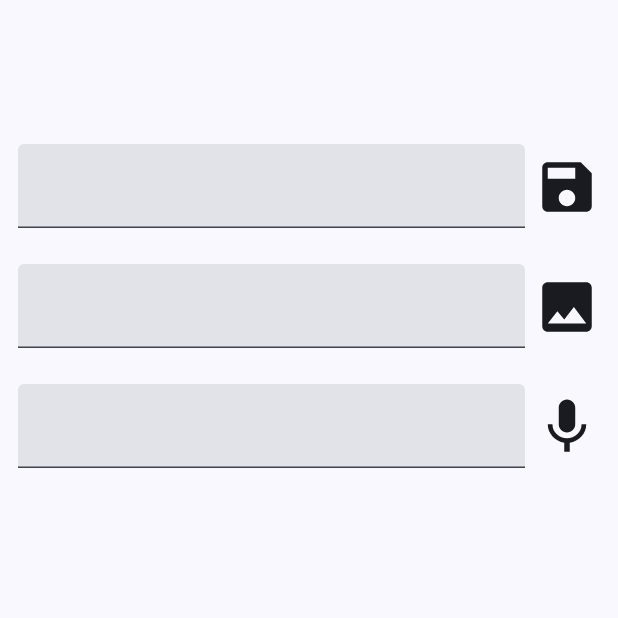
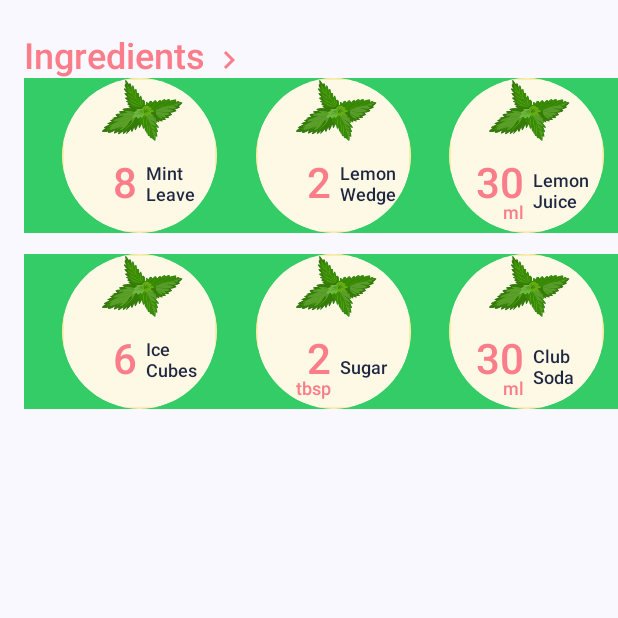
Before and after one commit to AnhQuocs/Jetpack-Compose-Basic, an Android app built with Jetpack Compose: the screen it shows after launch (MainActivity), on a phone screen of 412 x 824 dp, the top half of it. Run offline under Robolectric (Android 15) with nearby library versions, the phone set to English and light mode, and no system bars; our stand-ins replace constraintlayout-compose.

Commit message:
constraint layout

```diff
--- a/app/build.gradle.kts
+++ b/app/build.gradle.kts
@@ -50,6 +50,7 @@ dependencies {
     implementation(libs.androidx.ui.tooling.preview)
     implementation(libs.androidx.material3)
     implementation("androidx.compose.material:material-icons-extended:1.0.0")
+    implementation ("androidx.constraintlayout:constraintlayout-compose:1.0.1")
     testImplementation(libs.junit)
     androidTestImplementation(libs.androidx.junit)
     androidTestImplementation(libs.androidx.espresso.core)
--- a/app/src/main/java/com/example/syt/MainActivity.kt
+++ b/app/src/main/java/com/example/syt/MainActivity.kt
@@ -4,30 +4,44 @@ import android.os.Bundle
 import androidx.activity.ComponentActivity
 import androidx.activity.compose.setContent
 import androidx.activity.enableEdgeToEdge
+import androidx.annotation.DrawableRes
+import androidx.compose.foundation.BorderStroke
+import androidx.compose.foundation.Image
+import androidx.compose.foundation.background
+import androidx.compose.foundation.border
 import androidx.compose.foundation.layout.Column
 import androidx.compose.foundation.layout.Row
+import androidx.compose.foundation.layout.Spacer
 import androidx.compose.foundation.layout.fillMaxSize
+import androidx.compose.foundation.layout.fillMaxWidth
 import androidx.compose.foundation.layout.padding
 import androidx.compose.foundation.layout.size
+import androidx.compose.foundation.shape.CircleShape
+import androidx.compose.foundation.text2.input.rememberTextFieldState
 import androidx.compose.material.icons.Icons
-import androidx.compose.material.icons.filled.Mic
-import androidx.compose.material.icons.filled.Photo
-import androidx.compose.material.icons.filled.Save
+import androidx.compose.material.icons.automirrored.filled.KeyboardArrowRight
+import androidx.compose.material.icons.outlined.KeyboardDoubleArrowRight
 import androidx.compose.material3.Icon
 import androidx.compose.material3.MaterialTheme
-import androidx.compose.material3.OutlinedTextField
 import androidx.compose.material3.Surface
 import androidx.compose.material3.Text
-import androidx.compose.material3.TextField
 import androidx.compose.runtime.Composable
-import androidx.compose.runtime.getValue
-import androidx.compose.runtime.mutableStateOf
-import androidx.compose.runtime.remember
-import androidx.compose.runtime.setValue
-import androidx.compose.ui.Alignment
 import androidx.compose.ui.Modifier
+import androidx.compose.ui.draw.clip
+import androidx.compose.ui.draw.paint
+import androidx.compose.ui.graphics.Color
+import androidx.compose.ui.layout.ContentScale
+import androidx.compose.ui.platform.LocalConfiguration
+import androidx.compose.ui.res.painterResource
+import androidx.compose.ui.text.TextStyle
+import androidx.compose.ui.text.font.FontWeight
+import androidx.compose.ui.text.style.TextAlign
 import androidx.compose.ui.tooling.preview.Preview
 import androidx.compose.ui.unit.dp
+import androidx.compose.ui.unit.sp
+import androidx.constraintlayout.compose.ChainStyle
+import androidx.constraintlayout.compose.ConstraintLayout
+import androidx.constraintlayout.compose.Dimension
 import com.example.syt.ui.theme.SYTTheme
 
 class MainActivity : ComponentActivity() {
@@ -49,125 +63,218 @@ class MainActivity : ComponentActivity() {
 
 @Composable
 fun HomeScreenApp() {
-//    var email by remember { mutableStateOf("") }
-//    var password by remember { mutableStateOf("") }
+        Column (modifier = Modifier.fillMaxSize()) {
+            Spacer(modifier = Modifier.padding(top = 24.dp))
+            Ingredients()
+            Spacer(modifier = Modifier.padding(top = 12.dp))
+        }
+}
 
-//    Box(modifier = Modifier.fillMaxSize()) {
-//        Image(
-//            painter = painterResource(id = R.drawable.picwhite),
-//            contentDescription = "",
-//            modifier = Modifier.fillMaxSize(),
-//            contentScale = ContentScale.Crop
-//        )
-//    }
+@Composable
+fun Ingredients(modifier: Modifier = Modifier) {
+    ConstraintLayout {
 
-    Column(
-        modifier = Modifier.padding(12.dp, 96.dp, 12.dp, 24.dp),
-        horizontalAlignment = Alignment.CenterHorizontally
-    ) {
-        Row (verticalAlignment = Alignment.CenterVertically) {
-            TextField(value = "", onValueChange = {}, modifier = Modifier.weight(1f))
-            Icon(Icons.Default.Save, contentDescription = "Save", Modifier.size(50.dp).padding(start = 6.dp))
+        val configuration = LocalConfiguration.current
+        val sreenWidth = configuration.screenWidthDp
+        val itemWidth = (sreenWidth * 0.25).dp
+
+        val (tvIngredients, imgArrow) = createRefs()
+
+        Text("Ingredients", style = TextStyle(
+            fontWeight = FontWeight.SemiBold,
+            fontSize = 24.sp,
+            lineHeight = 14.sp,
+            color = Color(0xFFFB7D8A)
+        ),
+            modifier = Modifier.constrainAs(tvIngredients) {
+                top.linkTo(parent.top)
+                start.linkTo(parent.start, margin = 16.dp)
+            }
+        )
+
+        Icon(
+            imageVector = Icons.AutoMirrored.Filled.KeyboardArrowRight,
+            contentDescription = "",
+            tint = Color(0xFFFB7D8A),
+            modifier = Modifier.size(24.dp).constrainAs(imgArrow) {
+                start.linkTo(tvIngredients.end, margin = 4.dp)
+                bottom.linkTo(tvIngredients.bottom)
+            }
+        )
+
+        val(lineOne, lineTwo) = createRefs()
+
+        ConstraintLayout(modifier = Modifier.fillMaxWidth().constrainAs(lineOne){
+            start.linkTo(tvIngredients.start)
+            top.linkTo(tvIngredients.bottom)
+        }.background(color = Color(0xFF33CC66))) {
+
+            val(e1, e2, e3) = createRefs()
+            val lineOneChain = createHorizontalChain(e1, e2, e3, chainStyle = ChainStyle.Spread)
+
+            Ingredient(
+                icon = R.drawable.leaf,
+                value = 8,
+                unit = null,
+                name = "Mint Leaves",
+                modifier = Modifier
+                    .size(itemWidth)
+                    .constrainAs(e1) {lineOneChain}
+            )
+            Ingredient(
+                icon = R.drawable.leaf,
+                value = 2,
+                unit = null,
+                name = "Lemon Wedges",
+                modifier = Modifier
+                    .size(itemWidth)
+                    .constrainAs(e2) {lineOneChain}
+            )
+            Ingredient(
+                icon = R.drawable.leaf,
+                value = 30,
+                unit = "ml",
+                name = "Lemon Juice",
+                modifier = Modifier
+                    .size(itemWidth)
+                    .constrainAs(e3) {lineOneChain}
+            )
+
         }
-        Row(verticalAlignment = Alignment.CenterVertically, modifier = Modifier.padding(top = 24.dp, bottom = 24.dp)) {
-            TextField(value = "", onValueChange = {}, modifier = Modifier.weight(1f))
-            Icon(Icons.Default.Photo, contentDescription = "", Modifier.size(50.dp).padding(start = 6.dp))
-        }
-        Row(verticalAlignment = Alignment.CenterVertically) {
-            TextField(value = "", onValueChange = {}, modifier = Modifier.weight(1f))
-            Icon(Icons.Default.Mic, contentDescription = "", Modifier.size(50.dp).padding(start = 6.dp))
+
+        ConstraintLayout(modifier = Modifier
+            .fillMaxWidth()
+            .constrainAs(lineTwo){
+            start.linkTo(tvIngredients.start)
+            top.linkTo(lineOne.bottom, margin = 14.dp)
+        }.background(color = Color(0xFF33CC66))) {
+
+            val(e1, e2, e3) = createRefs()
+            val lineOneChain = createHorizontalChain(e1, e2, e3, chainStyle = ChainStyle.Spread)
+
+            Ingredient(
+                icon = R.drawable.leaf,
+                value = 6,
+                unit = null,
+                name = "Ice Cubes",
+                modifier = Modifier
+                    .size(itemWidth)
+                    .constrainAs(e1) {lineOneChain}
+            )
+            Ingredient(
+                icon = R.drawable.leaf,
+                value = 2,
+                unit = "tbsp",
+                name = "Sugar",
+                modifier = Modifier
+                    .size(itemWidth)
+                    .constrainAs(e2) {lineOneChain}
+            )
+            Ingredient(
+                icon = R.drawable.leaf,
+                value = 30,
+                unit = "ml",
+                name = "Club Soda",
+                modifier = Modifier
+                    .size(itemWidth)
+                    .constrainAs(e3) {lineOneChain}
+            )
+
         }
     }
 }
 
-//@Composable
-//fun EmailTextField(email : String, onMailChange : (String) -> Unit) {
-//    Column () {
-//        Text(
-//            "Email Address",
-//            fontSize = 18.sp,
-//            modifier = Modifier
-//                .align(Alignment.Start)
-//                .padding(start = 4.dp, top = 36.dp)
-//        )
-//
-//        OutlinedTextField(
-//            value = email,
-//            onValueChange = onMailChange,
-//            label = {Text("Email Address", color = Color.Gray)},
-//            leadingIcon = {
-//                Icon(
-//                    Icons.Default.Email,
-//                    contentDescription = "",
-//                    tint = Color(0xFF33CC66)
-//                )
-//            },
-//            modifier = Modifier.fillMaxWidth(),
-//            shape = MaterialTheme.shapes.medium
-//        )
-//    }
-//}
-//
-//
-//@Composable
-//fun PasswordTextField(password : String, onPasswordChange : (String)  -> Unit) {
-//    var isShowPassword by remember {
-//        mutableStateOf(false)
-//    }
-//    Column () {
-//        Text(
-//            "Password",
-//            fontSize = 18.sp,
-//            modifier = Modifier
-//                .align(Alignment.Start)
-//                .padding(start = 4.dp)
-//        )
-//        OutlinedTextField(
-//            value = password,
-//            onValueChange = onPasswordChange,
-//            label = {Text("Password", color = Color.Gray)},
-//            leadingIcon = {
-//                Icon(
-//                    Icons.Default.Lock,
-//                    contentDescription = "",
-//                    tint = Color(0xFF33CC66)
-//                )
-//            },
-//            trailingIcon = {
-//                IconButton(
-//                    onClick = {
-//                        isShowPassword = !isShowPassword
-//                    }
-//                ) {
-//                    Icon(
-//                        if(isShowPassword) Icons.Filled.VisibilityOff else Icons.Filled.Visibility,
-//                        contentDescription = "",
-//                        tint = Color(0xFF33CC66)
-//                    )
-//                }
-//            },
-//            modifier = Modifier.fillMaxWidth(),
-//            shape = MaterialTheme.shapes.medium,
-//            visualTransformation = if(isShowPassword) VisualTransformation.None else PasswordVisualTransformation()
-//        )
-//    }
-//
-//}
-//
-//@Composable
-//fun LoginButton() {
-//    Button(
-//        onClick = {},
-//        colors = ButtonDefaults.buttonColors(
-//            containerColor = Color(0xFF33CC66)
-//        ),
-//        modifier = Modifier
-//            .fillMaxWidth()
-//            .height(50.dp)
-//    ) {
-//        Text("Login", fontSize = 22.sp, textAlign = TextAlign.Center)
-//    }
-//}
+@Composable
+fun Ingredient(
+    @DrawableRes icon: Int,
+    value: Int,
+    unit: String?,
+    name: String,
+    modifier: Modifier = Modifier
+) {
+
+    val backgroundColor = Color(0xFFFEF9E4)
+    val borderColor = Color(0xFFFBE897).copy(alpha = 0.7f)
+
+    ConstraintLayout(
+        modifier = modifier
+            .clip(CircleShape)
+            .background(color = backgroundColor, shape = CircleShape)
+            .border(BorderStroke(width = 1.dp, color = borderColor))
+    ) {
+        val horizontalGuideLine = createGuidelineFromTop(0.5f)
+
+        val imgIcon = createRef()
+        Image(painter = painterResource(id = icon), contentDescription = null, modifier = Modifier.constrainAs(imgIcon){
+            top.linkTo(parent.top)
+            start.linkTo(parent.start)
+            end.linkTo(parent.end)
+            bottom.linkTo(horizontalGuideLine)
+            height = Dimension.fillToConstraints
+        },
+            contentScale = ContentScale.FillHeight
+        )
+
+        val (tvValue, tvUnit, tvName) = createRefs()
+
+        val verticalGuideLine = createGuidelineFromStart(0.5f)
+        val valueTextColor = Color(0xFFFB7D8A)
+
+        Text(text = value.toString(), style = TextStyle(
+            fontWeight = FontWeight.SemiBold,
+            fontSize = 28.sp,
+            lineHeight = 14.sp,
+            color = valueTextColor
+        ),
+            modifier = Modifier.constrainAs(tvValue) {
+                top.linkTo(horizontalGuideLine, margin = 2.dp)
+                end.linkTo(verticalGuideLine, margin = 2.dp)
+            }
+        )
+
+        unit?.let {
+            Text(text = unit, style = TextStyle(
+                fontWeight = FontWeight.SemiBold,
+                fontSize = 12.sp,
+                lineHeight = 14.sp,
+                color = valueTextColor
+            ),
+                modifier = Modifier.constrainAs(tvUnit) {
+                    top.linkTo(tvValue.bottom, margin = -4.dp)
+                    end.linkTo(tvValue.end)
+                }
+            )
+        }
+
+        val bottomBarrier = createBottomBarrier(tvValue, tvUnit)
+        val endGuideLine10 = createGuidelineFromEnd(0.1f)
+
+        Text(text = name, style = TextStyle(
+            color = Color(0xFF1E2742),
+            fontSize = 12.sp,
+            fontWeight = FontWeight.Medium,
+            lineHeight = 14.sp,
+        ),
+            modifier = Modifier.constrainAs(tvName) {
+                start.linkTo(verticalGuideLine, margin = 4.dp)
+                bottom.linkTo(bottomBarrier)
+                top.linkTo(tvValue.top)
+                end.linkTo(endGuideLine10)
+                width = Dimension.fillToConstraints
+            },
+            maxLines = 2,
+            textAlign = TextAlign.Start
+        )
+    }
+}
+
+@Preview(showBackground = true)
+@Composable
+fun IngredientPreView() {
+    Row () {
+//        Ingredient(modifier = Modifier.size(100.dp))
+    }
+}
 
 @Preview(showBackground = true)
 @Composable
```
Also changed, not shown: app/src/main/res/drawable/background.png (added), app/src/main/res/drawable/leaf.png (added).
